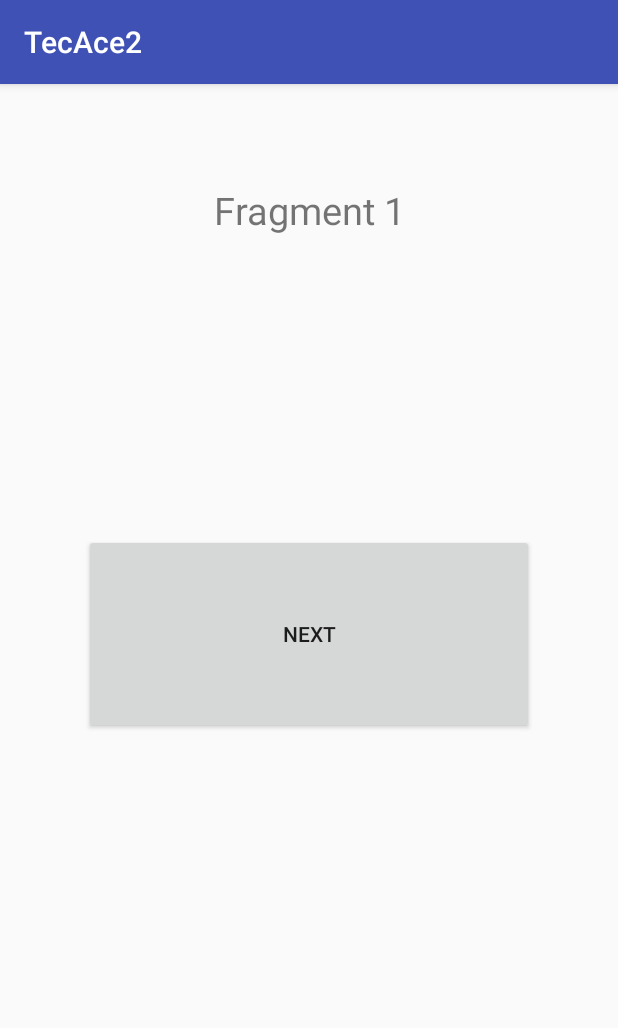
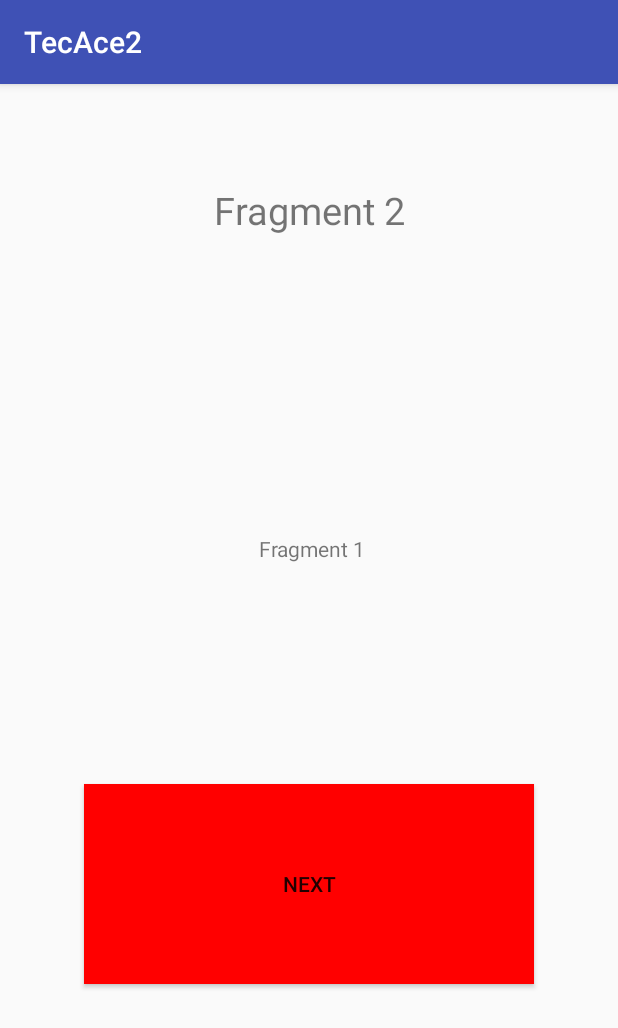
Before and after one commit to KNaph/TecAce2, an Android app: the screen it shows after launch (MainActivity), after a tap on "NEXT", on a phone screen of 412 x 824 dp. Shown: the top 1028 px of the screen. Run offline under Robolectric (Android 15) with nearby library versions, the phone set to English and light mode, and no system bars.

Commit message:
Reflection, animation, past frags work

```diff
--- /dev/null
+++ b/app/src/main/java/kylephan/com/tecace2/AbstractFragment.java
@@ -0,0 +1,106 @@
+package kylephan.com.tecace2;
+
+
+import android.os.Bundle;
+import android.support.v4.app.Fragment;
+import android.support.v4.app.FragmentTransaction;
+import android.util.Log;
+import android.view.LayoutInflater;
+import android.view.View;
+import android.view.ViewGroup;
+import android.widget.Button;
+import android.widget.TextView;
+
+import java.lang.reflect.InvocationTargetException;
+import java.lang.reflect.Method;
+import java.util.List;
+
+
+/**
+ * A simple {@link Fragment} subclass.
+ */
+public class AbstractFragment extends Fragment {
+
+    private int count;
+
+    private String fragName = new String();
+    private String fragPath = new String();
+    private String fragLayout = new String();
+    private String fragEntry = new String();
+    private String fragExit = new String();
+
+    private String[][] data = new String[3][5];
+
+    private String pastFrags;
+
+    public AbstractFragment() {
+        // Required empty public constructor
+    }
+
+    @Override
+    public void onCreate(Bundle savedInstanceState) {
+        super.onCreate(savedInstanceState);
+
+        data = (String[][]) getArguments().getSerializable("data");
+        count = getArguments().getInt("counter");
+        pastFrags = getArguments().getString("past");
+        System.out.println("--------------------------- From F1 onCreate  " + getArguments().getInt("counter"));
+        System.out.println("--------------------------- From F1  " + count);
+        fragName = data[count][0];
+        fragPath = data[count][1];
+        fragLayout = data[count][2];
+        fragEntry = data[count][3];
+        fragExit = data[count][4];
+    }
+
+    @Override
+    public View onCreateView(LayoutInflater inflater, ViewGroup container,
+                             Bundle savedInstanceState) {
+
+        int layoutId = getResources().getIdentifier(fragLayout, "layout", getActivity().getPackageName());
+        Log.w("layoutID", "" + layoutId);
+        Log.w("r.layout","" + R.layout.fragment_fragment1);
+        Log.w("fragLayout",fragLayout);
+        View inflatedView = inflater.inflate(layoutId, container, false);
+        TextView t = (TextView) inflatedView.findViewById(R.id.fragment_name);
+        t.setText(fragName);
+        TextView t2 = (TextView)  inflatedView.findViewById(R.id.fragment_list);
+        t2.setText(pastFrags);
+        Log.w("Fragment 1 name:", fragName);
+        Button next = (Button) inflatedView.findViewById(R.id.fragment_button);
+        next.setOnClickListener(new View.OnClickListener() {
+            @Override
+            public void onClick(View v) {
+                Log.w("Fragment 1:", "Clicked!");
+                Class<?> c = null;
+                try {
+                    int entryAnim = getResources().getIdentifier(fragEntry,"anim", getActivity().getPackageName());
+                    int exitAnim = getResources().getIdentifier(fragExit,"anim", getActivity().getPackageName());
+                    int nextCount = count + 1;
+                    c = Class.forName(data[nextCount][1]);
+                    Class[] argTypes = new Class[] { String[][].class, int.class, String.class};
+                    Method main = c.getDeclaredMethod("newInstance", argTypes);
+                    Object[] mainArgs = {data, nextCount, (pastFrags + " " + fragName)};
+                    Fragment frag = (Fragment) main.invoke(c, (Object[])mainArgs);
+
+                    android.support.v4.app.FragmentManager fragmentManager = getFragmentManager();
+                    FragmentTransaction fragmentTransaction = fragmentManager.beginTransaction();
+                    fragmentTransaction.setCustomAnimations(entryAnim, exitAnim, exitAnim, entryAnim);
+                    fragmentTransaction.replace(R.id.fragment_container, frag);
+                    fragmentTransaction.addToBackStack(data[nextCount][1]);
+                    fragmentTransaction.commit();
+                    // production code should handle these exceptions more gracefully
+                } catch (ClassNotFoundException x) {
+                    x.printStackTrace();
+                } catch (NoSuchMethodException x) {
+                    x.printStackTrace();
+                } catch (IllegalAccessException x) {
+                    x.printStackTrace();
+                } catch (InvocationTargetException x) {
+                    x.printStackTrace();
+                }
+            }
+        });
+        return inflatedView;
+    }
+}
--- a/app/src/main/java/kylephan/com/tecace2/Fragment1.java
+++ b/app/src/main/java/kylephan/com/tecace2/Fragment1.java
@@ -21,102 +21,21 @@ import java.util.List;
 /**
  * A simple {@link Fragment} subclass.
  */
-public class Fragment1 extends Fragment {
-
-    private int count;
-
-    private String fragName = new String();
-    private String fragPath = new String();
-    private String fragLayout = new String();
-    private String fragTransition = new String();
-
-    private String[][] data = new String[3][4];
+public class Fragment1 extends AbstractFragment {
 
     public Fragment1() {
         // Required empty public constructor
     }
 
-    public static Fragment1 newInstance(String[][] theData, int theCount) {
+    public static Fragment1 newInstance(String[][] theData, int theCount, String thePast) {
         Bundle bundle = new Bundle();
         bundle.putSerializable("data", theData);
         bundle.putInt("counter", theCount);
+        bundle.putString("past", thePast);
         System.out.println("--------------------------- From F1  newInstance  " + theCount);
         Fragment1 fragment = new Fragment1();
         fragment.setArguments(bundle);
 
         return fragment;
     }
-
-    @Override
-    public void onCreate(Bundle savedInstanceState) {
-        super.onCreate(savedInstanceState);
-
-        data = (String[][]) getArguments().getSerializable("data");
-        count = getArguments().getInt("counter");
-        System.out.println("--------------------------- From F1 onCreate  " + getArguments().getInt("counter"));
-        System.out.println("--------------------------- From F1  " + count);
-        fragName = data[count][0];
-        fragPath = data[count][1];
-        fragLayout = data[count][2];
-        fragTransition = data[count][3];
-    }
-
-    @Override
-    public View onCreateView(LayoutInflater inflater, ViewGroup container,
-                             Bundle savedInstanceState) {
-
-        View inflatedView = inflater.inflate(R.layout.fragment_fragment1, container, false);
-        TextView t = (TextView) inflatedView.findViewById(R.id.fragment_name);
-        t.setText(fragName);
-        TextView t2 = (TextView)  inflatedView.findViewById(R.id.fragment_list);
-        t2.setText(getBackStack());
-        Log.w("Fragment 1 name:", fragName);
-        Button next = (Button) inflatedView.findViewById(R.id.fragment_button);
-        next.setOnClickListener(new View.OnClickListener() {
-            @Override
-            public void onClick(View v) {
-                Log.w("Fragment 1:", "Clicked!");
-                Class<?> c = null;
-                try {
-                    int nextCount = count + 1;
-                    c = Class.forName(data[nextCount][1]);
-                    Class[] argTypes = new Class[] { String[][].class, int.class };
-                    Method main = c.getDeclaredMethod("newInstance", argTypes);
-                    Object[] mainArgs = {data, nextCount};
-                    Fragment frag = (Fragment) main.invoke(c, (Object[])mainArgs);
-
-                    android.support.v4.app.FragmentManager fragmentManager = getFragmentManager();
-                    android.support.v4.app.FragmentTransaction fragmentTransaction = fragmentManager.beginTransaction();
-                    fragmentTransaction.replace(R.id.fragment_container, frag);
-                    fragmentTransaction.addToBackStack(data[nextCount][1]);
-                    fragmentTransaction.commit();
-                    // production code should handle these exceptions more gracefully
-                } catch (ClassNotFoundException x) {
-                    x.printStackTrace();
-                } catch (NoSuchMethodException x) {
-                    x.printStackTrace();
-                } catch (IllegalAccessException x) {
-                    x.printStackTrace();
-                } catch (InvocationTargetException x) {
-                    x.printStackTrace();
-                }
-            }
-        });
-        return inflatedView;
-    }
-
-    private String getBackStack() {
-        StringBuilder sb = new StringBuilder();
-        android.support.v4.app.FragmentManager fm = getFragmentManager();
-        List<Fragment> backStack = fm.getFragments();
-        for (Fragment frag :  backStack){
-            sb.append(getFragName());
-            System.out.println("---------------------" + getFragName());
-        }
-        return sb.toString();
-    }
-
-    public String getFragName() {
-        return fragName;
-    }
 }
--- a/app/src/main/java/kylephan/com/tecace2/MainActivity.java
+++ b/app/src/main/java/kylephan/com/tecace2/MainActivity.java
@@ -1,8 +1,8 @@
 package kylephan.com.tecace2;
 
-import android.app.Fragment;
 import android.content.Context;
 import android.os.Bundle;
+import android.support.v4.app.Fragment;
 import android.support.v7.app.AppCompatActivity;
 
 import org.json.JSONException;
@@ -10,22 +10,16 @@ import org.json.JSONObject;
 
 import java.io.IOException;
 import java.io.InputStream;
-import java.lang.reflect.Array;
-import java.lang.reflect.Constructor;
 import java.lang.reflect.InvocationTargetException;
-import java.util.ArrayList;
-import java.util.List;
+import java.lang.reflect.Method;
 
 public class MainActivity extends AppCompatActivity {
 
-    private String frag1Name = new String();
-    private String frag2Name = new String();
-    private String frag3Name = new String();
+    private String[][] jsonData = new String[3][5];
+    private int fragCounter = 0;
+    private int counter = 0;
 
-    private String[][] jsonData = new String[3][4];
-    private int fragCounter = 0;
-
-    private List<Fragment> fragList = new ArrayList<Fragment>();
+    public static Fragment fragment;
 
     @Override
     protected void onCreate(Bundle savedInstanceState) {
@@ -33,35 +27,32 @@ public class MainActivity extends AppCompatActivity {
         setContentView(R.layout.activity_main);
 
         findJSON(getApplicationContext());
-        if (findViewById(R.id.fragment_container) != null) {
+        Class<?> c = null;
+        try {
+            int entryAnim = getResources().getIdentifier(jsonData[0][3],"anim", getPackageName());
+            int exitAnim = getResources().getIdentifier(jsonData[0][4],"anim", getPackageName());
+            c = Class.forName(jsonData[0][1]);
+            Class[] argTypes = new Class[] { String[][].class, int.class, String.class};
+            Method main = c.getDeclaredMethod("newInstance", argTypes);
+            Object[] mainArgs = {jsonData, counter, ""};
+            Fragment frag = (Fragment) main.invoke(c, (Object[])mainArgs);
 
-            // However, if we're being restored from a previous state,
-            // then we don't need to do anything and should return or else
-            // we could end up with overlapping fragments.
-            if (savedInstanceState != null) {
-                return;
-            }
-
-            // Create a new Fragment to be placed in the activity layout
-            Bundle args = new Bundle();
-            args.putSerializable("data", jsonData);
-            args.putInt("counter", 0);
-
-            Fragment1 firstFragment = new Fragment1();
-            firstFragment.setArguments(args);
-
-//            Fragment1 firstFragment = Fragment1.newInstance(jsonData, 0);
-//            Fragment2 secFragment = Fragment2.newInstance(frag2Name, "");
-//            Fragment3 thirdFragment = Fragment3.newInstance(frag3Name, "");
-
-            // In case this activity was started with special instructions from an
-            // Intent, pass the Intent's extras to the fragment as arguments
-
-            // Add the fragment to the 'fragment_container' FrameLayout
-            getSupportFragmentManager().beginTransaction()
-                    .add(R.id.fragment_container, firstFragment).commit();
+            android.support.v4.app.FragmentManager fragmentManager = getSupportFragmentManager();
+            android.support.v4.app.FragmentTransaction fragmentTransaction = fragmentManager.beginTransaction();
+            fragmentTransaction.setCustomAnimations(entryAnim, exitAnim, exitAnim, entryAnim);
+            fragmentTransaction.add(R.id.fragment_container, frag);
+            fragmentTransaction.addToBackStack(null);
+            fragmentTransaction.commit();
+            // production code should handle these exceptions more gracefully
+        } catch (ClassNotFoundException x) {
+            x.printStackTrace();
+        } catch (NoSuchMethodException x) {
+            x.printStackTrace();
+        } catch (IllegalAccessException x) {
+            x.printStackTrace();
+        } catch (InvocationTargetException x) {
+            x.printStackTrace();
         }
-
     }
 
     private void findJSON(Context context) {
@@ -73,9 +64,6 @@ public class MainActivity extends AppCompatActivity {
             if (list.length > 0) {
                 // This is a folder
                 for (String file : list) {
-//                    ------------------------------------------------------------------------------
-//                    -------------------------WORKS TO CREATE ONE FRAGMENT-------------------------
-//                    ------------------------------------------------------------------------------
                     if (file.contains(".json")) {
                         try {
                             InputStream is = context.getAssets().open(file);
@@ -84,13 +72,7 @@ public class MainActivity extends AppCompatActivity {
                             is.read(buffer);
                             is.close();
                             json = new String(buffer, "UTF-8");
-                            if (file.contains("1")) {
-                                frag1Name = readJSON(json, fragCounter);
-                            } else if (file.contains("2")) {
-                                frag2Name = readJSON(json, fragCounter);
-                            } else if (file.contains("3")) {
-                                frag3Name = readJSON(json, fragCounter);
-                            }
+                            readJSON(json, fragCounter);
 
                         } catch (IOException e) {
                             e.printStackTrace();
@@ -103,30 +85,35 @@ public class MainActivity extends AppCompatActivity {
         }
     }
 
-    private String readJSON(String data, int counter) {
+    private void readJSON(String data, int counter) {
         String fragmentName = new String();
         try {
             JSONObject jObject = new JSONObject(data);
-            fragmentName = jObject.getString("name");
             jsonData[counter][0] = jObject.getString("name");
             jsonData[counter][1] = jObject.getString("path");
             jsonData[counter][2] = jObject.getString("layout");
-            jsonData[counter][3] = jObject.getString("transition");
+            jsonData[counter][3] = jObject.getString("entry");
+            jsonData[counter][4] = jObject.getString("exit");
+
 
             for (int i = 0; i < jsonData.length; i++) {
                 for (int j = 0; j < jsonData[i].length; j++) {
                     System.out.println("[" + i + "]" + "[" + j + "]" + "==" + jsonData[i][j]);
-
                 }
             }
-
-            System.out.println("--------------------" + fragmentName + "--------------------");
-
         } catch (JSONException e) {
             e.printStackTrace();
         } catch (Exception e) {
             e.printStackTrace();
         }
-        return fragmentName;
+    }
+
+    @Override
+    public void onBackPressed() {
+        if (getFragmentManager().getBackStackEntryCount() > 0) {
+            getFragmentManager().popBackStack();
+        } else {
+            super.onBackPressed();
+        }
     }
 }
--- a/app/src/main/res/layout/activity_main.xml
+++ b/app/src/main/res/layout/activity_main.xml
@@ -2,9 +2,15 @@
 <android.support.constraint.ConstraintLayout xmlns:android="http://schemas.android.com/apk/res/android"
     xmlns:app="http://schemas.android.com/apk/res-auto"
     xmlns:tools="http://schemas.android.com/tools"
-    android:id="@+id/fragment_container"
     android:layout_width="match_parent"
     android:layout_height="match_parent"
     tools:context="kylephan.com.tecace2.MainActivity">
 
+    <LinearLayout
+        android:layout_width="match_parent"
+        android:layout_height="match_parent"
+        android:id="@+id/fragment_container">
+
+    </LinearLayout>
+
 </android.support.constraint.ConstraintLayout>
--- a/app/src/main/res/layout/fragment_fragment2.xml
+++ b/app/src/main/res/layout/fragment_fragment2.xml
@@ -7,19 +7,27 @@
 
     <!-- TODO: Update blank fragment layout -->
     <TextView
-        android:id="@+id/fragment_name2"
+        android:id="@+id/fragment_name"
         android:layout_width="match_parent"
         android:layout_height="450px"
         android:paddingTop="100px"
         android:gravity="center_horizontal"
         android:text=""
         android:textSize="25sp"/>
+    <TextView
+        android:id="@+id/fragment_list"
+        android:layout_width="match_parent"
+        android:layout_height="250px"
+        android:gravity="center_horizontal"
+        android:text=""
+        android:layout_below="@id/fragment_name"/>
     <Button
-        android:id="@+id/fragment_button2"
+        android:id="@+id/fragment_button"
         android:layout_width="450px"
         android:layout_height="200px"
-        android:layout_below="@id/fragment_name"
+        android:layout_below="@id/fragment_list"
         android:layout_centerHorizontal="true"
-        android:text="Next" />
+        android:text="Next"
+        android:background="#ff0000"/>
 
 </RelativeLayout>
```
Also changed, not shown: app/src/main/assets/fragment1.json (+6 -3 lines), app/src/main/assets/fragment2.json (+6 -3 lines), app/src/main/assets/fragment3.json (+6 -3 lines), app/src/main/java/kylephan/com/tecace2/Fragment2.java (+8 -59 lines), app/src/main/java/kylephan/com/tecace2/Fragment3.java (+8 -52 lines), app/src/main/res/anim/animation1entry.xml (added, +8 -0 lines), app/src/main/res/anim/animation1exit.xml (added, +8 -0 lines), app/src/main/res/anim/animation2entry.xml (added, +8 -0 lines), app/src/main/res/anim/animation2exit.xml (added, +8 -0 lines), app/src/main/res/anim/animation3entry.xml (added, +8 -0 lines), app/src/main/res/anim/animation3exit.xml (added, +8 -0 lines), app/src/main/res/layout/fragment_fragment1.xml (+13 -3 lines), app/src/main/res/layout/fragment_fragment3.xml (+15 -5 lines).
